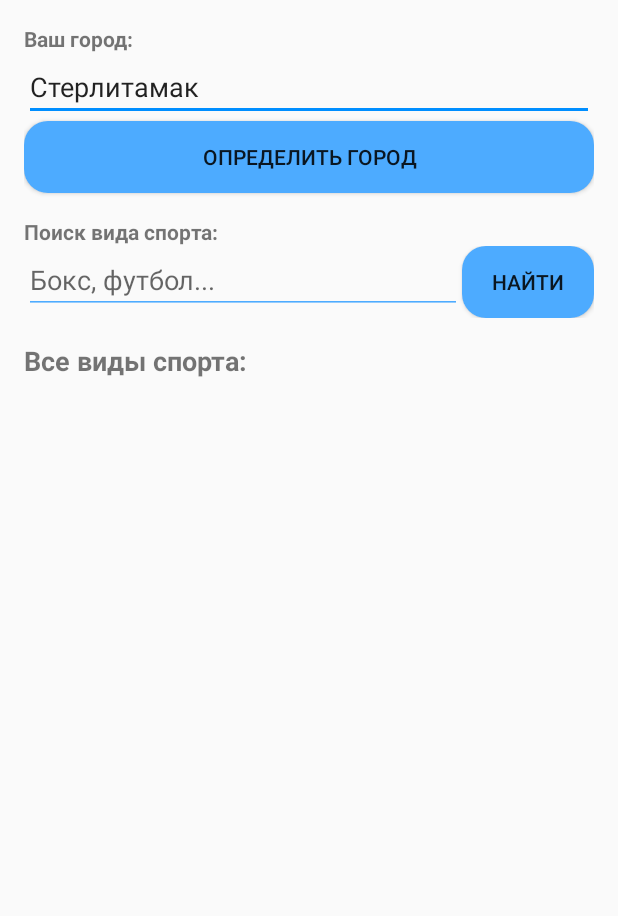
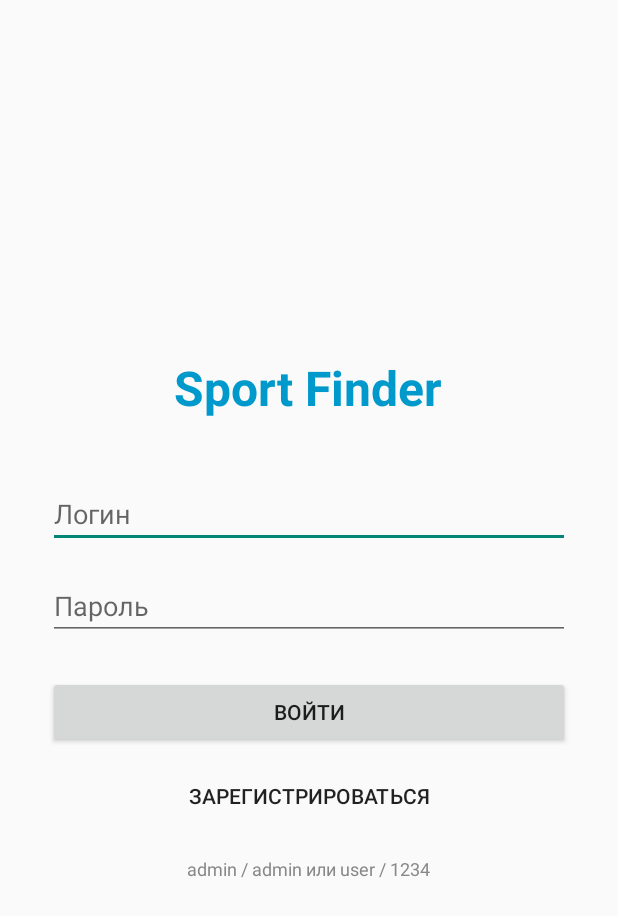
Before and after one commit to OrangeFVBH/SportComitetTask, an Android app built with Jetpack Compose: the screen it shows after launch (MainActivity before the commit, LoginActivity after it), on a phone screen of 412 x 824 dp. Shown: the top 916 px of the screen. Run offline under Robolectric (Android 15) with nearby library versions, the phone set to English and light mode, and no system bars.

Commit message:
Почти доделанный вариант

```diff
--- a/app/build.gradle.kts
+++ b/app/build.gradle.kts
@@ -69,4 +69,5 @@ dependencies {
     // Coroutines (для асинхронной работы)
     implementation("org.jetbrains.kotlinx:kotlinx-coroutines-android:1.7.1")
     implementation("androidx.lifecycle:lifecycle-runtime-ktx:2.6.1")
+    implementation("com.github.PhilJay:MPAndroidChart:v3.1.0")
 }
--- a/app/src/main/java/com/example/sportcomitettask/DetailActivity.kt
+++ b/app/src/main/java/com/example/sportcomitettask/DetailActivity.kt
@@ -19,11 +19,13 @@ class DetailActivity : AppCompatActivity() {
         val phone = intent.getStringExtra("PHONE")
         val address = intent.getStringExtra("ADDRESS")
         val schedule = intent.getStringExtra("SCHEDULE")
+        val ageGroups = intent.getStringExtra("AGE_GROUPS")
 
         findViewById<TextView>(R.id.detailOrg).text = org
         findViewById<TextView>(R.id.detailCoach).text = "Тренер/Руководитель:\n$coach"
         findViewById<TextView>(R.id.detailAddress).text = "Адрес: $address\n(Нажмите чтобы открыть карту)"
         findViewById<TextView>(R.id.detailSchedule).text = "Расписание: $schedule"
+        findViewById<TextView>(R.id.detailAgeGroups).text = "Возрастные группы:\n$ageGroups"
 
         // 1. Открытие карт (Бесплатный API через Intent)
         findViewById<TextView>(R.id.detailAddress).setOnClickListener {
@@ -38,6 +40,8 @@ class DetailActivity : AppCompatActivity() {
         findViewById<Button>(R.id.btnCall).setOnClickListener {
             showCallConfirmation(phone)
         }
+
+
     }
 
     private fun showCallConfirmation(phone: String?) {
--- /dev/null
+++ b/app/src/main/java/com/example/sportcomitettask/LoginActivity.kt
@@ -0,0 +1,64 @@
+package com.example.sportcomitettask
+
+import android.content.Intent
+import android.os.Bundle
+import android.widget.Button
+import android.widget.EditText
+import android.widget.Toast
+import androidx.appcompat.app.AppCompatActivity
+import androidx.lifecycle.lifecycleScope
+import kotlinx.coroutines.launch
+
+class LoginActivity : AppCompatActivity() {
+
+    override fun onCreate(savedInstanceState: Bundle?) {
+        super.onCreate(savedInstanceState)
+        setContentView(R.layout.login_activity)
+
+        val etLogin = findViewById<EditText>(R.id.etLogin)
+        val etPassword = findViewById<EditText>(R.id.etPassword)
+        val btnLogin = findViewById<Button>(R.id.btnLogin)
+
+        btnLogin.setOnClickListener {
+            val login = etLogin.text.toString().trim()
+            val password = etPassword.text.toString().trim()
+
+            if (login.isEmpty() || password.isEmpty()) {
+                Toast.makeText(this, "Заполните все поля", Toast.LENGTH_SHORT).show()
+                return@setOnClickListener
+            }
+
+            // Отправляем запрос на сервер
+            loginToServer(login, password)
+        }
+        findViewById<Button>(R.id.btnGoToRegister).setOnClickListener {
+            startActivity(Intent(this, RegisterActivity::class.java))
+        }
+    }
+
+    private fun loginToServer(login: String, password: String) {
+        lifecycleScope.launch {
+            try {
+                val credentials = mapOf("login" to login, "password" to password)
+                val response = RetrofitClient.api.login(credentials)
+
+                if (response.status == "success") {
+                    if (response.role == "admin") {
+                        // Переход на экран админа (нужно будет создать AdminActivity)
+                        Toast.makeText(this@LoginActivity, "Вход как Админ", Toast.LENGTH_SHORT).show()
+                        val intent = Intent(this@LoginActivity, AdminActivity::class.java)
+                        startActivity(intent)
+                    } else {
+                        // Переход на главный экран поиска для пользователя
+                        Toast.makeText(this@LoginActivity, "Вход как Пользователь", Toast.LENGTH_SHORT).show()
+                        val intent = Intent(this@LoginActivity, MainActivity::class.java)
+                        startActivity(intent)
+                    }
+                    finish() // Закрываем экран логина
+                }
+            } catch (e: Exception) {
+                Toast.makeText(this@LoginActivity, "Неверный логин или пароль", Toast.LENGTH_LONG).show()
+            }
+        }
+    }
+}
--- a/app/src/main/java/com/example/sportcomitettask/Models.kt
+++ b/app/src/main/java/com/example/sportcomitettask/Models.kt
@@ -8,5 +8,9 @@ data class Section(
     val phone: String,
     val city: String,
     val sports: List<String>,
-    val schedule: String
+    val schedule: String,
+    val age_groups: String // НОВОЕ
 )
+
+data class StatItem(val label: String, val value: Float)
+data class LoginResponse(val status: String, val role: String)
--- a/app/src/main/java/com/example/sportcomitettask/SectionsListActivity.kt
+++ b/app/src/main/java/com/example/sportcomitettask/SectionsListActivity.kt
@@ -57,6 +57,7 @@ class SectionsListActivity : AppCompatActivity() {
                         intent.putExtra("PHONE", section.phone)
                         intent.putExtra("ADDRESS", section.address)
                         intent.putExtra("SCHEDULE", section.schedule)
+                        intent.putExtra("AGE_GROUPS", section.age_groups)
                         startActivity(intent)
                     }
                     listContainer.addView(card)
--- a/app/src/main/java/com/example/sportcomitettask/SportApi.kt
+++ b/app/src/main/java/com/example/sportcomitettask/SportApi.kt
@@ -2,18 +2,30 @@ package com.example.sportcomitettask
 
 import retrofit2.Retrofit
 import retrofit2.converter.gson.GsonConverterFactory
+import retrofit2.http.Body
 import retrofit2.http.GET
+import retrofit2.http.POST
 import retrofit2.http.Query
 
 interface SportApi {
+
+    @POST("/api/login")
+    suspend fun login(@Body body: Map<String, String>): LoginResponse
+
+    @POST("/api/register")
+    suspend fun register(@Body body: Map<String, String>): Map<String, String>
+
     @GET("/api/sports")
     suspend fun getSports(): List<String>
 
     @GET("/api/search")
-    suspend fun searchSections(
-        @Query("city") city: String,
-        @Query("sport") sport: String
-    ): List<Section>
+    suspend fun searchSections(@Query("city") city: String, @Query("sport") sport: String): List<Section>
+
+    @POST("/api/admin/add")
+    suspend fun addSection(@Body section: Map<String, String>): Map<String, String>
+
+    @GET("/api/admin/stats")
+    suspend fun getStats(): List<StatItem>
 }
 
 object RetrofitClient {
--- /dev/null
+++ b/app/src/main/res/layout/login_activity.xml
@@ -0,0 +1,58 @@
+<?xml version="1.0" encoding="utf-8"?>
+<LinearLayout xmlns:android="http://schemas.android.com/apk/res/android"
+    android:layout_width="match_parent"
+    android:layout_height="match_parent"
+    android:gravity="center"
+    android:orientation="vertical"
+    android:padding="32dp">
+
+    <TextView
+        android:layout_width="wrap_content"
+        android:layout_height="wrap_content"
+        android:text="Sport Finder"
+        android:textSize="32sp"
+        android:textStyle="bold"
+        android:textColor="@android:color/holo_blue_dark"
+        android:layout_marginBottom="40dp"/>
+
+    <EditText
+        android:id="@+id/etLogin"
+        android:layout_width="match_parent"
+        android:layout_height="wrap_content"
+        android:hint="Логин"
+        android:inputType="text"
+        android:layout_marginBottom="16dp"/>
+
+    <EditText
+        android:id="@+id/etPassword"
+        android:layout_width="match_parent"
+        android:layout_height="wrap_content"
+        android:hint="Пароль"
+        android:inputType="textPassword"
+        android:layout_marginBottom="24dp"/>
+
+    <Button
+        android:id="@+id/btnLogin"
+        android:layout_width="match_parent"
+        android:layout_height="wrap_content"
+        android:text="Войти"
+        android:padding="12dp"/>
+
+    <Button
+        android:id="@+id/btnGoToRegister"
+        android:layout_width="match_parent"
+        android:layout_height="wrap_content"
+        android:text="Зарегистрироваться"
+        android:layout_marginTop="8dp"
+        style="@style/Widget.AppCompat.Button.Borderless"/>
+
+    <TextView
+        android:layout_width="wrap_content"
+        android:layout_height="wrap_content"
+        android:layout_marginTop="16dp"
+        android:text="admin / admin или user / 1234"
+        android:textColor="#888"
+        android:textSize="12sp" />
+
+
+</LinearLayout>
--- a/settings.gradle.kts
+++ b/settings.gradle.kts
@@ -16,6 +16,7 @@ dependencyResolutionManagement {
     repositories {
         google()
         mavenCentral()
+        maven { url = uri("https://jitpack.io") }
     }
 }
 
```
Also changed, not shown: app/src/main/AndroidManifest.xml (+12 -4 lines), app/src/main/java/com/example/sportcomitettask/AdminActivity.kt (added, +21 -0 lines), app/src/main/java/com/example/sportcomitettask/AdminAddActivity.kt (added, +56 -0 lines), app/src/main/java/com/example/sportcomitettask/AdminStatsActivity.kt (added, +57 -0 lines), app/src/main/java/com/example/sportcomitettask/RegistrActivity.kt (added, +45 -0 lines), app/src/main/res/layout/activity_admin_add.xml (added, +121 -0 lines), app/src/main/res/layout/activity_admin_stats.xml (added, +20 -0 lines), app/src/main/res/layout/activity_detail.xml (+8 -0 lines), app/src/main/res/layout/activity_register.xml (added, +38 -0 lines), app/src/main/res/layout/admin_activity.xml (added, +29 -0 lines).
